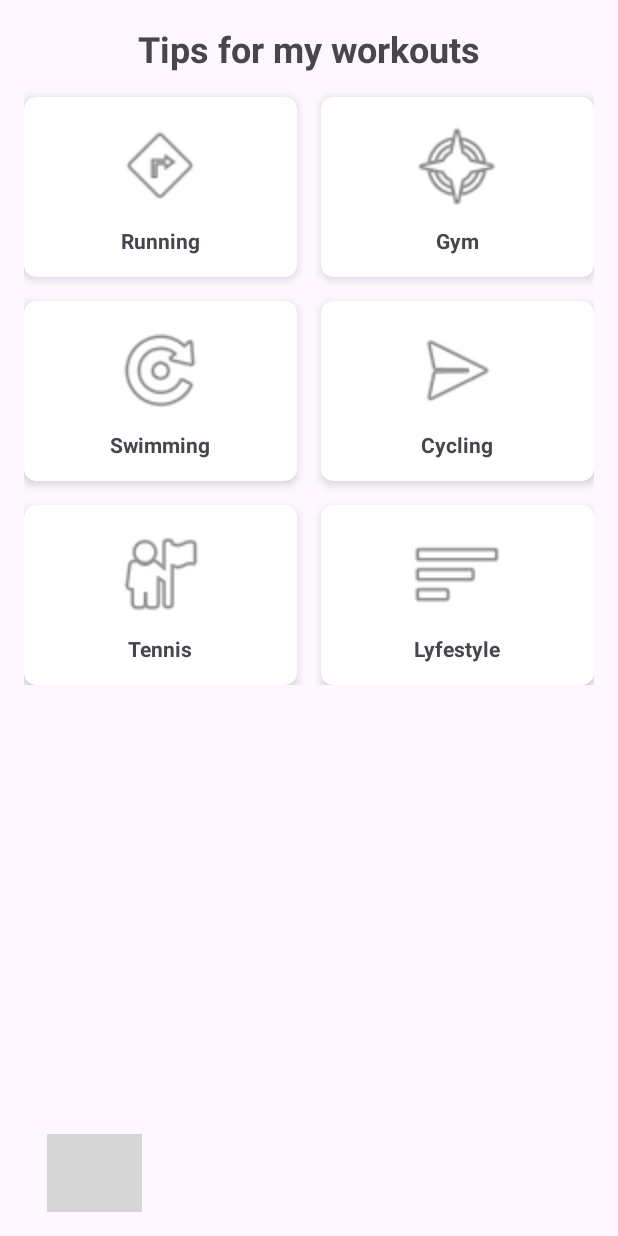
After one commit to madmax5490/BestWorkout, an Android app: the InstructionsActivity screen opened directly, with no data from a screen before it, on a phone screen of 412 x 824 dp. The commit adds this screen. Run offline under Robolectric (Android 15) with nearby library versions, the phone set to English and light mode, and no system bars; grey boxes are pictures that could not be loaded.

Commit message:
inatructions activity added

```diff
--- a/app/build.gradle.kts
+++ b/app/build.gradle.kts
@@ -6,7 +6,7 @@ plugins {
 
 android {
     namespace = "com.example.bestworkout"
-    compileSdk = 34
+    compileSdk = 35
 
     defaultConfig {
         applicationId = "com.example.bestworkout"
--- a/app/src/main/AndroidManifest.xml
+++ b/app/src/main/AndroidManifest.xml
@@ -30,6 +30,7 @@
         <activity android:name=".HomeActivity" />
 <!--        <activity android:name=".RegisterActivity" />-->
         <activity android:name=".ProfileActivity" />
+        <activity android:name=".InstructionsActivity" />
     </application>
 
 </manifest>
--- a/app/src/main/java/com/example/bestworkout/HomeActivity.java
+++ b/app/src/main/java/com/example/bestworkout/HomeActivity.java
@@ -69,6 +69,12 @@ public class HomeActivity extends AppCompatActivity {
         workoutAdapter = new WorkoutAdapter(workouts);
         workoutAdapter.setOnDeleteClickListener(position -> {
             showDeleteWorkoutDialog(position);
+        });
+        Button instructionsButton = findViewById(R.id.instructions);
+        instructionsButton.setOnClickListener(v -> {
+            Intent intent = new Intent(HomeActivity.this, InstructionsActivity.class);
+            startActivity(intent);
+            finish();
         });
         workoutList.setAdapter(workoutAdapter);
 
@@ -262,7 +268,6 @@ public class HomeActivity extends AppCompatActivity {
                         "Failed to load workouts", Toast.LENGTH_SHORT).show());
     }
 
-    // Метод для установки будильника для уведомлений о тренировке
     private void scheduleWorkoutAlarm(String type, String time, String days) {
         try {
             if (Build.VERSION.SDK_INT >= Build.VERSION_CODES.S) {
--- /dev/null
+++ b/app/src/main/java/com/example/bestworkout/InstructionsActivity.java
@@ -0,0 +1,50 @@
+package com.example.bestworkout;
+
+import android.content.Intent;
+import android.os.Bundle;
+import android.widget.Button;
+import android.widget.ImageButton;
+
+import androidx.appcompat.app.AppCompatActivity;
+import androidx.cardview.widget.CardView;
+
+public class InstructionsActivity extends AppCompatActivity {
+
+    @Override
+    protected void onCreate(Bundle savedInstanceState) {
+        super.onCreate(savedInstanceState);
+        setContentView(R.layout.activity_instructions);
+        ImageButton backButton = findViewById(R.id.return_button);
+        backButton.setOnClickListener(v -> {
+            Intent intent = new Intent(InstructionsActivity.this, HomeActivity.class);
+            intent.addFlags(Intent.FLAG_ACTIVITY_CLEAR_TOP | Intent.FLAG_ACTIVITY_SINGLE_TOP);
+            startActivity(intent);
+            finish();
+        });
+        setupCardClickListeners();
+    }
+
+    private void setupCardClickListeners() {
+        // Find all card views
+        CardView runningCard = findViewById(R.id.running_card);
+        CardView gymCard = findViewById(R.id.gym_card);
+        CardView swimmongCard = findViewById(R.id.swimmiung_card);
+        CardView cyclingCard = findViewById(R.id.cycling_card);
+        CardView tennisCard = findViewById(R.id.tennis_card);
+        CardView lifestyleCard = findViewById(R.id.lifestyle_card);
+
+        // Set click listeners
+        runningCard.setOnClickListener(v -> openWorkoutAdvice("running"));
+        gymCard.setOnClickListener(v -> openWorkoutAdvice("gym"));
+        swimmongCard.setOnClickListener(v -> openWorkoutAdvice("swimming"));
+        cyclingCard.setOnClickListener(v -> openWorkoutAdvice("cycling"));
+        tennisCard.setOnClickListener(v -> openWorkoutAdvice("tennis"));
+        lifestyleCard.setOnClickListener(v -> openWorkoutAdvice("lifestyle"));
+    }
+
+    private void openWorkoutAdvice(String workoutType) {
+        Intent intent = new Intent(this, WorkoutAdviceActivity.class);
+        intent.putExtra("workout_type", workoutType);
+        startActivity(intent);
+    }
+}
--- /dev/null
+++ b/app/src/main/java/com/example/bestworkout/WorkoutAdviceActivity.java
@@ -0,0 +1,4 @@
+package com.example.bestworkout;
+
+public class WorkoutAdviceActivity {
+}
--- a/app/src/main/res/layout/activity_home.xml
+++ b/app/src/main/res/layout/activity_home.xml
@@ -1,5 +1,6 @@
 <androidx.drawerlayout.widget.DrawerLayout xmlns:android="http://schemas.android.com/apk/res/android"
     xmlns:app="http://schemas.android.com/apk/res-auto"
+    xmlns:tools="http://schemas.android.com/tools"
     android:id="@+id/drawer_layout"
     android:layout_width="match_parent"
     android:layout_height="match_parent">
@@ -22,13 +23,25 @@
 
         <Button
             android:id="@+id/add_workout_button"
-            android:layout_width="wrap_content"
-            android:layout_height="wrap_content"
-            android:layout_marginTop="84dp"
+            android:layout_width="117dp"
+            android:layout_height="71dp"
+            android:layout_marginTop="80dp"
             android:onClick="showAddWorkoutDialog"
             android:text="@string/add_workout"
             app:layout_constraintEnd_toEndOf="parent"
+            app:layout_constraintHorizontal_bias="0.167"
             app:layout_constraintStart_toStartOf="parent"
+            app:layout_constraintTop_toTopOf="parent" />
+
+        <Button
+            android:id="@+id/instructions"
+            android:layout_width="154dp"
+            android:layout_height="71dp"
+            android:layout_marginTop="80dp"
+            android:text="Instructions"
+            app:layout_constraintEnd_toEndOf="parent"
+            app:layout_constraintHorizontal_bias="0.167"
+            app:layout_constraintStart_toEndOf="@id/add_workout_button"
             app:layout_constraintTop_toTopOf="parent" />
 
         <androidx.recyclerview.widget.RecyclerView
@@ -43,14 +56,16 @@
 
         <ImageButton
             android:id="@+id/open_drawer_button"
-            android:layout_width="wrap_content"
-            android:layout_height="wrap_content"
+            android:layout_width="74dp"
+            android:layout_height="64dp"
             android:layout_margin="16dp"
             android:background="?attr/selectableItemBackgroundBorderless"
+            android:contentDescription="@string/open_drawer"
             android:src="@drawable/ic_menu"
-            android:contentDescription="@string/open_drawer"
             app:layout_constraintEnd_toEndOf="parent"
             app:layout_constraintTop_toTopOf="parent" />
+
+
 
 <!--        <androidx.viewpager2.widget.ViewPager2-->
 <!--            android:id="@+id/workout_viewpager"-->
--- /dev/null
+++ b/app/src/main/res/layout/activity_instructions.xml
@@ -0,0 +1,255 @@
+<?xml version="1.0" encoding="utf-8"?>
+<androidx.constraintlayout.widget.ConstraintLayout xmlns:android="http://schemas.android.com/apk/res/android"
+    xmlns:app="http://schemas.android.com/apk/res-auto"
+    xmlns:tools="http://schemas.android.com/tools"
+    android:layout_width="match_parent"
+    android:layout_height="match_parent">
+
+    <ScrollView
+        android:layout_width="match_parent"
+        android:layout_height="0dp"
+        app:layout_constraintTop_toTopOf="parent"
+        app:layout_constraintBottom_toTopOf="@id/return_button">
+
+        <androidx.constraintlayout.widget.ConstraintLayout
+            android:layout_width="match_parent"
+            android:layout_height="wrap_content"
+            android:padding="16dp">
+
+
+            <TextView
+                android:id="@+id/instructions_title"
+                android:layout_width="wrap_content"
+                android:layout_height="wrap_content"
+                android:text="Tips for my workouts"
+                android:textSize="24sp"
+                android:textStyle="bold"
+                android:layout_marginBottom="24dp"
+                app:layout_constraintTop_toTopOf="parent"
+                app:layout_constraintStart_toStartOf="parent"
+                app:layout_constraintEnd_toEndOf="parent" />
+
+            <!-- First row -->
+            <androidx.cardview.widget.CardView
+                android:id="@+id/running_card"
+                android:layout_width="0dp"
+                android:layout_height="120dp"
+                android:layout_marginTop="16dp"
+                android:layout_marginEnd="8dp"
+                app:cardCornerRadius="8dp"
+                app:cardElevation="4dp"
+                app:layout_constraintTop_toBottomOf="@id/instructions_title"
+                app:layout_constraintStart_toStartOf="parent"
+                app:layout_constraintEnd_toStartOf="@id/gym_card"
+                app:layout_constraintHorizontal_weight="1">
+
+                <LinearLayout
+                    android:layout_width="match_parent"
+                    android:layout_height="match_parent"
+                    android:orientation="vertical"
+                    android:gravity="center">
+
+                    <ImageView
+                        android:layout_width="64dp"
+                        android:layout_height="64dp"
+                        android:src="@android:drawable/ic_menu_directions"
+                        android:contentDescription="Running" />
+
+                    <TextView
+                        android:layout_width="wrap_content"
+                        android:layout_height="wrap_content"
+                        android:text="Running"
+                        android:textStyle="bold"
+                        android:layout_marginTop="8dp" />
+                </LinearLayout>
+            </androidx.cardview.widget.CardView>
+
+            <androidx.cardview.widget.CardView
+                android:id="@+id/gym_card"
+                android:layout_width="0dp"
+                android:layout_height="120dp"
+                android:layout_marginTop="16dp"
+                android:layout_marginStart="8dp"
+                app:cardCornerRadius="8dp"
+                app:cardElevation="4dp"
+                app:layout_constraintTop_toBottomOf="@id/instructions_title"
+                app:layout_constraintStart_toEndOf="@id/running_card"
+                app:layout_constraintEnd_toEndOf="parent"
+                app:layout_constraintHorizontal_weight="1">
+
+                <LinearLayout
+                    android:layout_width="match_parent"
+                    android:layout_height="match_parent"
+                    android:orientation="vertical"
+                    android:gravity="center">
+
+                    <ImageView
+                        android:layout_width="64dp"
+                        android:layout_height="64dp"
+                        android:src="@android:drawable/ic_menu_compass"
+                        android:contentDescription="Gym" />
+
+                    <TextView
+                        android:layout_width="wrap_content"
+                        android:layout_height="wrap_content"
+                        android:text="Gym"
+                        android:textStyle="bold"
+                        android:layout_marginTop="8dp" />
+                </LinearLayout>
+            </androidx.cardview.widget.CardView>
+
+            <!-- Second row -->
+            <androidx.cardview.widget.CardView
+                android:id="@+id/swimmiung_card"
+                android:layout_width="0dp"
+                android:layout_height="120dp"
+                android:layout_marginTop="16dp"
+                android:layout_marginEnd="8dp"
+                app:cardCornerRadius="8dp"
+                app:cardElevation="4dp"
+                app:layout_constraintTop_toBottomOf="@id/running_card"
+                app:layout_constraintStart_toStartOf="parent"
+                app:layout_constraintEnd_toStartOf="@id/cycling_card"
+                app:layout_constraintHorizontal_weight="1">
+
+                <LinearLayout
+                    android:layout_width="match_parent"
+                    android:layout_height="match_parent"
+                    android:orientation="vertical"
+                    android:gravity="center">
+
+                    <ImageView
+                        android:layout_width="64dp"
+                        android:layout_height="64dp"
+                        android:src="@android:drawable/ic_menu_rotate"
+                        android:contentDescription="Swimming" />
+
+                    <TextView
+                        android:layout_width="wrap_content"
+                        android:layout_height="wrap_content"
+                        android:text="Swimming"
+                        android:textStyle="bold"
+                        android:layout_marginTop="8dp" />
+                </LinearLayout>
+            </androidx.cardview.widget.CardView>
+
+            <androidx.cardview.widget.CardView
+                android:id="@+id/cycling_card"
+                android:layout_width="0dp"
+                android:layout_height="120dp"
+                android:layout_marginTop="16dp"
+                android:layout_marginStart="8dp"
+                app:cardCornerRadius="8dp"
+                app:cardElevation="4dp"
+                app:layout_constraintTop_toBottomOf="@id/gym_card"
+                app:layout_constraintStart_toEndOf="@id/swimmiung_card"
+                app:layout_constraintEnd_toEndOf="parent"
+                app:layout_constraintHorizontal_weight="1">
+
+                <LinearLayout
+                    android:layout_width="match_parent"
+                    android:layout_height="match_parent"
+                    android:orientation="vertical"
+                    android:gravity="center">
+
+                    <ImageView
+                        android:layout_width="64dp"
+                        android:layout_height="64dp"
+                        android:src="@android:drawable/ic_menu_send"
+                        android:contentDescription="Cycling" />
+
+                    <TextView
+                        android:layout_width="wrap_content"
+                        android:layout_height="wrap_content"
+                        android:text="Cycling"
+                        android:textStyle="bold"
+                        android:layout_marginTop="8dp" />
+                </LinearLayout>
+            </androidx.cardview.widget.CardView>
+
+            <!-- Third row -->
+            <androidx.cardview.widget.CardView
+                android:id="@+id/tennis_card"
+                android:layout_width="0dp"
+                android:layout_height="120dp"
+                android:layout_marginTop="16dp"
+                android:layout_marginEnd="8dp"
+                app:cardCornerRadius="8dp"
+                app:cardElevation="4dp"
+                app:layout_constraintTop_toBottomOf="@id/swimmiung_card"
+                app:layout_constraintStart_toStartOf="parent"
+                app:layout_constraintEnd_toStartOf="@id/lifestyle_card"
+                app:layout_constraintHorizontal_weight="1">
+
+                <LinearLayout
+                    android:layout_width="match_parent"
+                    android:layout_height="match_parent"
+                    android:orientation="vertical"
+                    android:gravity="center">
+
+                    <ImageView
+                        android:layout_width="64dp"
+                        android:layout_height="64dp"
+                        android:src="@android:drawable/ic_menu_myplaces"
+                        android:contentDescription="Tennis" />
+
+                    <TextView
+                        android:layout_width="wrap_content"
+                        android:layout_height="wrap_content"
+                        android:text="Tennis"
+                        android:textStyle="bold"
+                        android:layout_marginTop="8dp" />
+                </LinearLayout>
+            </androidx.cardview.widget.CardView>
+
+            <androidx.cardview.widget.CardView
+                android:id="@+id/lifestyle_card"
+                android:layout_width="0dp"
+                android:layout_height="120dp"
+                android:layout_marginTop="16dp"
+                android:layout_marginStart="8dp"
+                app:cardCornerRadius="8dp"
+                app:cardElevation="4dp"
+                app:layout_constraintTop_toBottomOf="@id/cycling_card"
+                app:layout_constraintStart_toEndOf="@id/tennis_card"
+                app:layout_constraintEnd_toEndOf="parent"
+                app:layout_constraintHorizontal_weight="1">
+
+                <LinearLayout
+                    android:layout_width="match_parent"
+                    android:layout_height="match_parent"
+                    android:orientation="vertical"
+                    android:gravity="center">
+
+                    <ImageView
+                        android:layout_width="64dp"
+                        android:layout_height="64dp"
+                        android:src="@android:drawable/ic_menu_sort_by_size"
+                        android:contentDescription="Lyfestyle" />
+
+                    <TextView
+                        android:layout_width="wrap_content"
+                        android:layout_height="wrap_content"
+                        android:text="Lyfestyle"
+                        android:textStyle="bold"
+                        android:layout_marginTop="8dp" />
+                </LinearLayout>
+            </androidx.cardview.widget.CardView>
+
+        </androidx.constraintlayout.widget.ConstraintLayout>
+    </ScrollView>
+
+    <ImageButton
+        android:id="@+id/return_button"
+        android:layout_width="63dp"
+        android:layout_height="52dp"
+        android:layout_marginBottom="16dp"
+        android:background="@android:color/transparent"
+        android:contentDescription="@string/ReturnButton"
+        android:src="@drawable/ic_back_arrow"
+        app:layout_constraintBottom_toBottomOf="parent"
+        app:layout_constraintEnd_toEndOf="parent"
+        app:layout_constraintHorizontal_bias="0.089"
+        app:layout_constraintStart_toStartOf="parent" />
+
+</androidx.constraintlayout.widget.ConstraintLayout>
```
